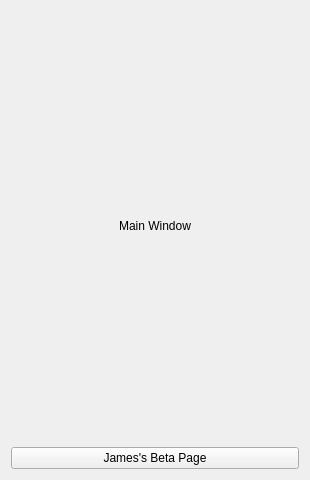
The window that App/ProjectM/mainwindow.ui (yobson/Project-M) describes before a commit, drawn with Qt 5.
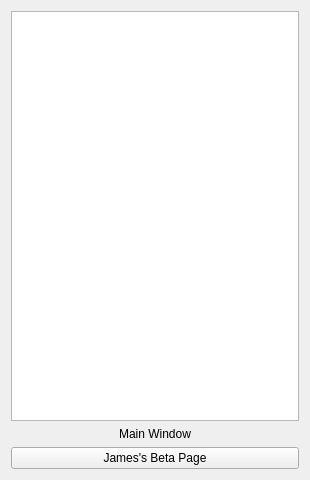
The same window after the commit.

Commit message: Project Window

```diff
--- a/App/ProjectM/mainwindow.ui
+++ b/App/ProjectM/mainwindow.ui
@@ -15,6 +15,9 @@
   </property>
   <widget class="QWidget" name="centralWidget">
    <layout class="QVBoxLayout" name="verticalLayout">
+    <item>
+     <widget class="QListView" name="project_list_view"/>
+    </item>
     <item>
      <widget class="QLabel" name="label">
       <property name="text">
```
The commit also changes 8 other files.
